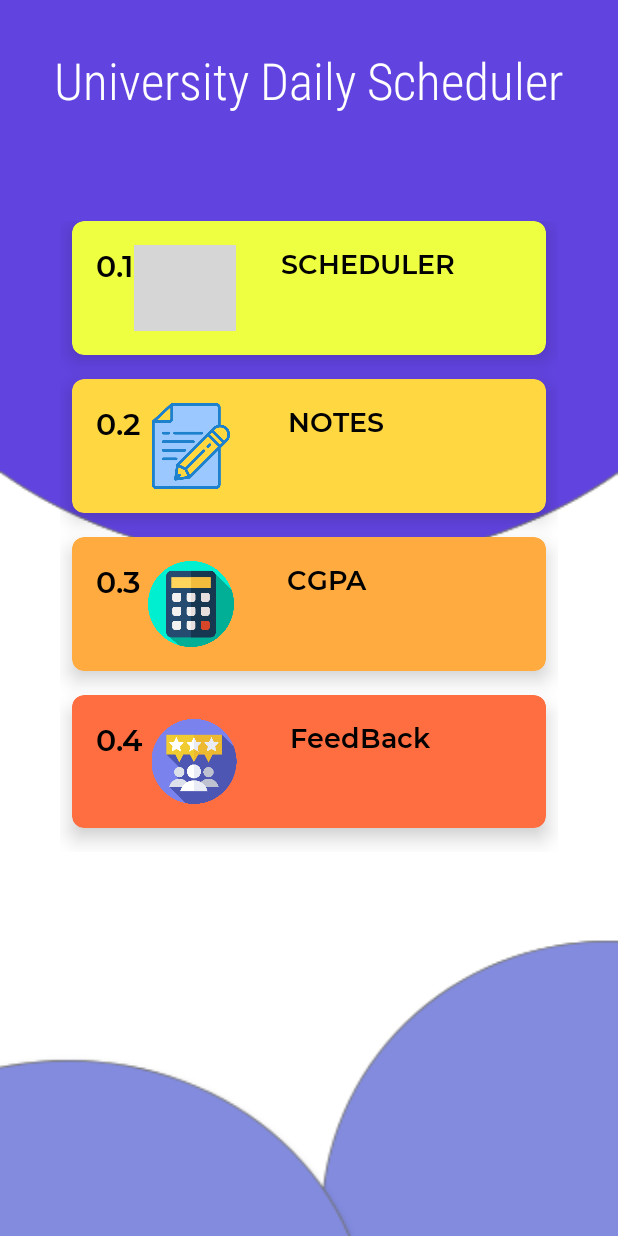
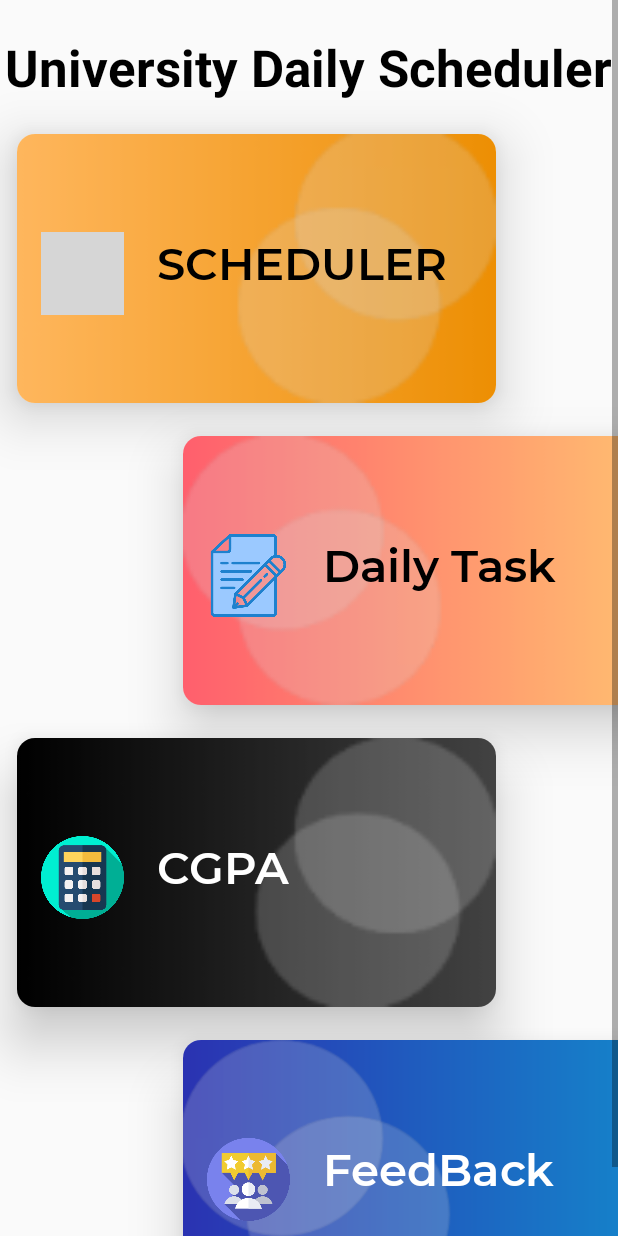
Before and after one commit to ramimhossain12/Student-Info-And-Cgpa-Calculator, an Android app: the MainActivity screen opened directly, with no data from a screen before it, on a phone screen of 412 x 824 dp. Run offline under Robolectric (Android 15) with nearby library versions, the phone set to English and light mode, and no system bars; libraries missing offline, so code that uses them is left out: com.agrawalsuneet.dotsloader, com.muddzdev.styleabletoastlibrary; grey boxes are pictures that could not be loaded.

Commit message:
update dashboard

```diff
--- a/app/src/main/res/layout/activity_main.xml
+++ b/app/src/main/res/layout/activity_main.xml
@@ -1,61 +1,97 @@
 <?xml version="1.0" encoding="utf-8"?>
-<LinearLayout xmlns:android="http://schemas.android.com/apk/res/android"
+<ScrollView xmlns:android="http://schemas.android.com/apk/res/android"
     xmlns:app="http://schemas.android.com/apk/res-auto"
     xmlns:tools="http://schemas.android.com/tools"
     android:layout_width="match_parent"
     android:layout_height="match_parent"
-    android:background="@drawable/ffp"
+
     android:orientation="vertical"
-    android:weightSum="14"
     tools:context=".MainActivity">
 
-    <RelativeLayout
+    <LinearLayout
         android:layout_width="match_parent"
+        android:orientation="vertical"
+        android:layout_height="match_parent">
 
-        android:layout_height="0dp"
-        android:layout_weight="2">
 
         <TextView
             android:id="@+id/textBuddy"
             android:layout_width="wrap_content"
+            android:layout_gravity="center"
+            android:layout_marginTop="22dp"
             android:layout_height="wrap_content"
-            android:layout_centerInParent="true"
-            android:fontFamily="sans-serif-condensed-light"
+            android:textStyle="bold"
+            android:fontFamily="@string/default_font"
             android:text="University Daily Scheduler"
-            android:textColor="#FFFFFF"
+            android:textColor="#000000"
             android:textSize="34sp" />
 
-    </RelativeLayout>
+        <android.support.v7.widget.CardView
+            android:layout_width="319dp"
+            android:id="@+id/cardScheduler"
+            android:layout_marginLeft="11dp"
+            android:layout_height="179dp"
+            android:layout_marginTop="22dp"
+            app:cardCornerRadius="12dp"
+            app:cardElevation="22dp"
+            >
+            <ImageView
+                android:layout_width="match_parent"
+                app:cardElevation="22dp"
+                android:id="@+id/quizimage"
+                android:background="@drawable/sc"
+                android:layout_height="match_parent" />
+            <LinearLayout
+                android:layout_width="wrap_content"
+                android:layout_height="wrap_content"
+                android:layout_gravity="left"
 
-    <GridLayout
+                android:layout_margin="16dp"
+                android:orientation="horizontal">
 
-        android:id="@+id/mainGrid"
-        android:layout_width="match_parent"
-        android:layout_height="70dp"
-        android:layout_weight="8"
-        android:alignmentMode="alignMargins"
-        android:columnCount="1"
-        android:columnOrderPreserved="false"
-        android:padding="40dp"
-        android:rowCount="4">
 
-        <!-- Row 1 -->
+                <ImageView
+                    android:layout_width="55dp"
+                    android:layout_height="55dp"
+                    android:layout_marginTop="49dp"
+                    android:layout_marginRight="22dp"
+                    android:src="@drawable/ap"
 
-        <!-- Column 1 -->
+                    />
+
+                <TextView
+                    android:layout_width="wrap_content"
+                    android:layout_height="wrap_content"
+                    android:layout_marginTop="49dp"
+                    android:fontFamily="@font/montserrat_semibold"
+                    android:text="@string/scheduler"
+                    android:textColor="@android:color/black"
+                    android:textSize="30sp"
+                    android:textStyle="bold" />
+
+            </LinearLayout>
+        </android.support.v7.widget.CardView>
+
+
+
+
         <android.support.v7.widget.CardView
-            android:id="@+id/cardScheduler"
+            android:layout_width="319dp"
+            android:layout_marginTop="22dp"
+            android:id="@+id/cardNotes"
+            android:layout_height="179dp"
+            android:layout_marginRight="10dp"
+            android:layout_marginLeft="122dp"
+            app:cardCornerRadius="12dp"
+            app:cardElevation="22dp"
+            >
 
-            android:layout_width="10dp"
-            android:layout_height="20dp"
-            android:layout_rowWeight="1"
-            android:layout_columnWeight="1"
-            android:layout_marginLeft="8dp"
-            android:layout_marginRight="8dp"
-            android:layout_marginBottom="16dp"
-
-            android:backgroundTint="#EEFF41"
-            app:cardCornerRadius="8dp"
-            app:cardElevation="8dp">
+            <ImageView
+                android:id="@+id/quizimage2"
+                android:layout_width="match_parent"
+                app:cardElevation="22dp"
+                android:layout_height="match_parent"
+                android:background="@drawable/sd" />
 
             <LinearLayout
                 android:layout_width="wrap_content"
@@ -65,204 +101,119 @@
                 android:layout_margin="16dp"
                 android:orientation="horizontal">
 
+                <ImageView
+                    android:layout_width="55dp"
+                    android:layout_height="55dp"
+                    android:layout_marginTop="49dp"
+                    android:layout_marginRight="22dp"
+                    android:src="@drawable/edit" />
+
+
                 <TextView
                     android:layout_width="wrap_content"
                     android:layout_height="wrap_content"
-                    android:layout_gravity="right"
                     android:fontFamily="@font/montserrat_semibold"
-                    android:text="0.1"
+                    android:text="@string/notes"
                     android:textColor="@android:color/black"
-                    android:textSize="20sp"
+                    android:layout_marginTop="49dp"
+                    android:textSize="30sp"
                     android:textStyle="bold" />
+
+            </LinearLayout>
+        </android.support.v7.widget.CardView>
+
+        <android.support.v7.widget.CardView
+            android:layout_width="319dp"
+            android:layout_marginTop="22dp"
+            android:id="@+id/cardCgpa"
+            android:layout_marginLeft="11dp"
+            android:layout_height="179dp"
+            app:cardCornerRadius="12dp"
+            app:cardElevation="22dp"
+            >
+            <ImageView
+                android:layout_width="match_parent"
+                app:cardElevation="22dp"
+                android:background="@drawable/ls"
+                android:layout_height="match_parent" />
+            <LinearLayout
+                android:layout_width="wrap_content"
+                android:layout_height="wrap_content"
+                android:layout_gravity="left"
+
+                android:layout_margin="16dp"
+                android:orientation="horizontal">
 
 
                 <ImageView
-                    android:layout_width="68dp"
-                    android:layout_height="wrap_content"
-                    android:layout_gravity="left"
-                    android:layout_marginRight="30dp"
-                    android:src="@drawable/ap"
+                    android:layout_width="55dp"
+                    android:layout_height="55dp"
+                    android:layout_marginTop="49dp"
+                    android:layout_marginRight="22dp"
+                    android:src="@drawable/calculator"
 
                     />
 
                 <TextView
                     android:layout_width="wrap_content"
                     android:layout_height="wrap_content"
-                    android:layout_gravity="right"
                     android:fontFamily="@font/montserrat_semibold"
-                    android:text="@string/scheduler"
-                    android:textColor="@android:color/black"
-                    android:textSize="18sp"
+                    android:text="@string/cgpa"
+                    android:textColor="#FFFFFF"
+                    android:layout_marginTop="49dp"
+                    android:textSize="30sp"
                     android:textStyle="bold" />
-
             </LinearLayout>
-
         </android.support.v7.widget.CardView>
 
-        <!-- Column 2 -->
         <android.support.v7.widget.CardView
-            android:id="@+id/cardNotes"
-            android:layout_width="10dp"
-            android:layout_height="20dp"
-            android:layout_rowWeight="1"
-            android:layout_columnWeight="1"
-            android:layout_marginLeft="8dp"
-            android:layout_marginRight="8dp"
-            android:layout_marginBottom="16dp"
-            android:backgroundTint="#FFD740"
-            app:cardCornerRadius="8dp"
-            app:cardElevation="8dp">
+            android:layout_width="319dp"
+            android:layout_marginTop="22dp"
+            android:layout_height="179dp"
+            android:id="@+id/cardrating"
+            android:layout_marginRight="10dp"
+            android:layout_marginLeft="122dp"
+            app:cardCornerRadius="12dp"
+            app:cardElevation="22dp"
+            >
+
+            <ImageView
+
+                android:layout_width="match_parent"
+                app:cardElevation="22dp"
+                android:layout_height="match_parent"
+                android:background="@drawable/sw" />
 
             <LinearLayout
                 android:layout_width="wrap_content"
                 android:layout_height="wrap_content"
                 android:layout_gravity="left"
+
                 android:layout_margin="16dp"
                 android:orientation="horizontal">
+
+                <ImageView
+                    android:layout_width="55dp"
+                    android:layout_height="55dp"
+                    android:layout_marginRight="22dp"
+                    android:layout_marginTop="49dp"
+                    android:src="@drawable/client"/>
 
 
                 <TextView
                     android:layout_width="wrap_content"
                     android:layout_height="wrap_content"
-                    android:layout_gravity="right"
                     android:fontFamily="@font/montserrat_semibold"
-                    android:text="0.2"
-                    android:textColor="@android:color/black"
-                    android:textSize="20sp"
-                    android:textStyle="bold" />
-
-                <ImageView
-                    android:layout_width="68dp"
-                    android:layout_height="wrap_content"
-                    android:layout_gravity="left"
-                    android:layout_marginRight="30dp"
-                    android:src="@drawable/edit" />
-
-                <TextView
-
-                    android:layout_width="wrap_content"
-                    android:layout_height="wrap_content"
-                    android:fontFamily="@font/montserrat_semibold"
-                    android:text="@string/notes"
-                    android:textAlignment="center"
-                    android:textColor="@android:color/black"
-                    android:textSize="18sp"
+                    android:text="FeedBack"
+                    android:textColor="#FFFFFF"
+                    android:layout_marginTop="49dp"
+                    android:textSize="30sp"
                     android:textStyle="bold" />
 
             </LinearLayout>
-
         </android.support.v7.widget.CardView>
 
-
-        <!-- Column 2 -->
-        <android.support.v7.widget.CardView
-            android:id="@+id/cardCgpa"
-            android:layout_width="10dp"
-            android:layout_height="20dp"
-            android:layout_rowWeight="1"
-            android:layout_columnWeight="1"
-            android:layout_marginLeft="8dp"
-            android:layout_marginRight="8dp"
-            android:layout_marginBottom="16dp"
-            android:backgroundTint="#FFAB40"
-            app:cardCornerRadius="8dp"
-            app:cardElevation="8dp">
-
-            <LinearLayout
-                android:layout_width="wrap_content"
-                android:layout_height="wrap_content"
-                android:layout_gravity="left"
-                android:layout_margin="16dp"
-                android:orientation="horizontal">
+    </LinearLayout>
 
 
-                <TextView
-                    android:layout_width="wrap_content"
-                    android:layout_height="wrap_content"
-                    android:layout_gravity="right"
-                    android:fontFamily="@font/montserrat_semibold"
-
-                    android:text="0.3"
-                    android:textColor="@android:color/black"
-                    android:textSize="20sp"
-                    android:textStyle="bold" />
-
-
-                <ImageView
-                    android:layout_width="68dp"
-                    android:layout_height="wrap_content"
-                    android:layout_gravity="left"
-                    android:layout_marginRight="30dp"
-                    android:src="@drawable/calculator" />
-
-                <TextView
-                    android:layout_width="wrap_content"
-                    android:layout_height="wrap_content"
-                    android:layout_gravity="right"
-                    android:fontFamily="@font/montserrat_semibold"
-                    android:text="@string/cgpa"
-                    android:textColor="@android:color/black"
-                    android:textSize="18sp"
-                    android:textStyle="bold" />
-
-            </LinearLayout>
-
-        </android.support.v7.widget.CardView>
-
-
-        <android.support.v7.widget.CardView
-            android:id="@+id/cardrating"
-            android:layout_width="10dp"
-            android:layout_height="20dp"
-            android:layout_rowWeight="1"
-            android:layout_columnWeight="1"
-            android:layout_marginLeft="8dp"
-            android:layout_marginRight="8dp"
-            android:layout_marginBottom="16dp"
-            android:backgroundTint="#FF6E40"
-            app:cardCornerRadius="8dp"
-            app:cardElevation="8dp">
-
-            <LinearLayout
-                android:layout_width="wrap_content"
-                android:layout_height="wrap_content"
-                android:layout_gravity="left"
-                android:layout_margin="16dp"
-                android:orientation="horizontal">
-
-
-                <TextView
-                    android:layout_width="wrap_content"
-                    android:layout_height="wrap_content"
-                    android:layout_gravity="right"
-                    android:fontFamily="@font/montserrat_semibold"
-                    android:text="0.4"
-                    android:textColor="@android:color/black"
-                    android:textSize="20sp"
-                    android:textStyle="bold" />
-
-                <ImageView
-                    android:layout_width="68dp"
-                    android:layout_height="wrap_content"
-                    android:layout_gravity="left"
-                    android:layout_marginRight="30dp"
-                    android:src="@drawable/client" />
-
-                <TextView
-                    android:layout_width="wrap_content"
-                    android:layout_height="wrap_content"
-                    android:layout_gravity="right"
-                    android:fontFamily="@font/montserrat_semibold"
-                    android:text="FeedBack"
-                    android:textColor="@android:color/black"
-                    android:textSize="18sp"
-                    android:textStyle="bold" />
-
-            </LinearLayout>
-
-        </android.support.v7.widget.CardView>
-
-
-    </GridLayout>
-
-</LinearLayout>
+</ScrollView>
--- a/app/src/main/res/values/strings.xml
+++ b/app/src/main/res/values/strings.xml
@@ -1,9 +1,9 @@
 <resources>
-    <string name="app_name">University Daily Scheduler</string>
+    <string name="app_name"> Daily Task</string>
 
 
     <string name="scheduler">SCHEDULER</string>
-    <string name="notes">NOTES</string>
+    <string name="notes">Daily Task</string>
     <string name="calculator">CALCULATOR</string>
     <string name="cgpa">CGPA</string>
     <string name="refresh">Refresh</string>
```
Also changed, not shown: app/src/main/res/drawable-xxxhdpi/ls.png (added), app/src/main/res/drawable-xxxhdpi/sc.png (added), app/src/main/res/drawable-xxxhdpi/sd.png (added), app/src/main/res/drawable/sw.png (added).
